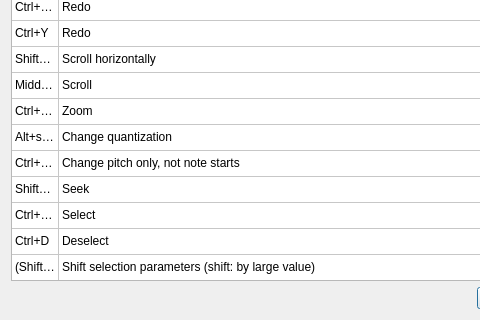
Before: the Qt Designer form src/editor/ShortcutsDialog.ui in yuxshao/ptcollab, drawn with Qt 5; both pictures show x 0 to 480 and y 113 to 433 of the 568 by 433 pixel window.
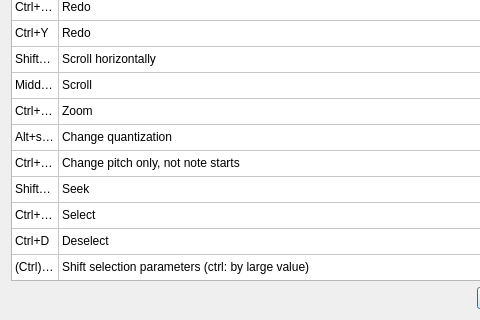
After: the same form once the commit is applied.

Commit message: update help text thanks pureasbestos

Patch:
```diff
--- a/src/editor/ShortcutsDialog.ui
+++ b/src/editor/ShortcutsDialog.ui
@@ -382,32 +382,32 @@
      </item>
      <item row="13" column="0">
       <property name="text">
-       <string>(Shift)+up/down</string>
+       <string>(Ctrl)+up/down</string>
       </property>
      </item>
      <item row="13" column="1">
       <property name="text">
-       <string>Shift selection parameters (shift: by large value)</string>
+       <string>Shift selection parameters (ctrl: by large value)</string>
       </property>
      </item>
      <item row="14" column="0">
       <property name="text">
-       <string>Ctrl+(shift)+up/down</string>
+       <string>(Ctrl)+Shift+up/down</string>
       </property>
      </item>
      <item row="14" column="1">
       <property name="text">
-       <string>Transpose (shift: by octave)</string>
+       <string>Transpose (ctrl: by octave)</string>
       </property>
      </item>
      <item row="15" column="0">
       <property name="text">
-       <string>Ctrl+(shift)+left/right</string>
+       <string>(Ctrl)+Shift+left/right</string>
       </property>
      </item>
      <item row="15" column="1">
       <property name="text">
-       <string>Move selection by grid snap (shift: by measure)</string>
+       <string>Move selection by grid snap (ctrl: by measure)</string>
       </property>
      </item>
      <item row="16" column="0">
```
